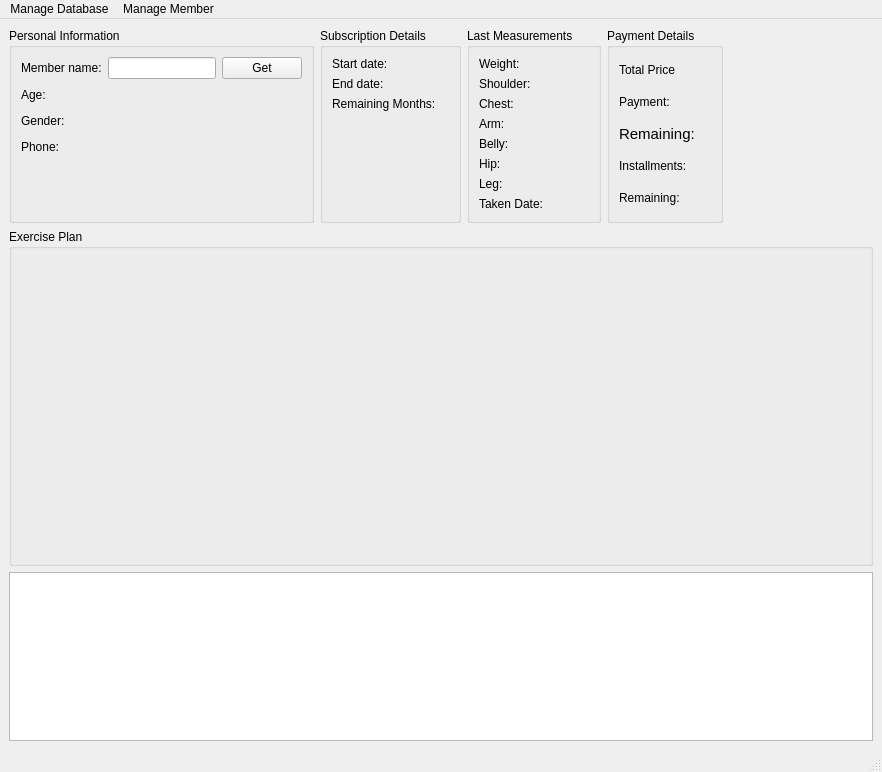
This is desktop_application/ui/mainwindow.ui in cihansenyuz/project_gym as Qt 5 draws it before an edit. The edited form follows.
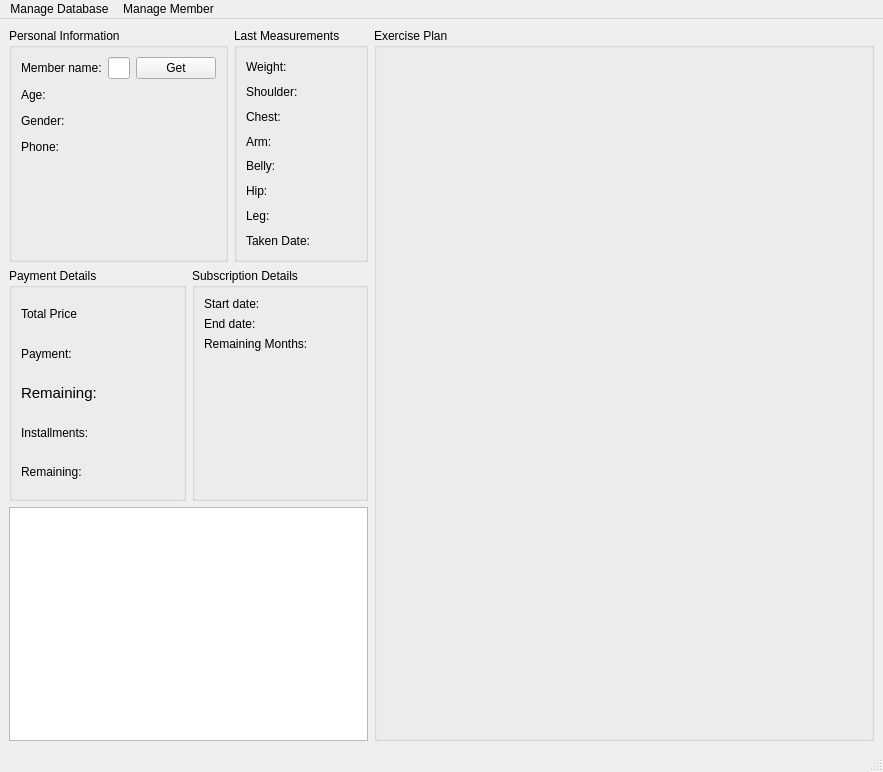
This is the edited form.

Commit message: relayout GUI of mainwindow

The edit to the form file:
```diff
--- a/desktop_application/ui/mainwindow.ui
+++ b/desktop_application/ui/mainwindow.ui
@@ -14,9 +14,11 @@
    <string>MainWindow</string>
   </property>
   <widget class="QWidget" name="centralwidget">
-   <layout class="QVBoxLayout" name="verticalLayout_3" stretch="0,2,1">
+   <layout class="QHBoxLayout" name="horizontalLayout_21" stretch="0,2">
     <item>
-     <layout class="QHBoxLayout" name="first_bar" stretch="0,0,0,0,0">
+     <layout class="QVBoxLayout" name="verticalLayout_7">
+      <item>
+       <layout class="QHBoxLayout" name="horizontalLayout_22">
       <item>
        <widget class="QGroupBox" name="member_info_group">
         <property name="title">
@@ -153,82 +155,6 @@
         </layout>
        </widget>
       </item>
-      <item>
-       <widget class="QGroupBox" name="subcription_group">
-        <property name="title">
-         <string>Subscription Details</string>
-        </property>
-        <layout class="QVBoxLayout" name="verticalLayout_5" stretch="0,0,0,0">
-         <item>
-          <layout class="QHBoxLayout" name="horizontalLayout_14">
-           <item>
-            <widget class="QLabel" name="label_10">
-             <property name="text">
-              <string>Start date:</string>
-             </property>
-            </widget>
-           </item>
-           <item>
-            <widget class="QLabel" name="sub_start_date_label">
-             <property name="text">
-              <string/>
-             </property>
-            </widget>
-           </item>
-          </layout>
-         </item>
-         <item>
-          <layout class="QHBoxLayout" name="horizontalLayout_13">
-           <item>
-            <widget class="QLabel" name="label_4">
-             <property name="text">
-              <string>End date:</string>
-             </property>
-            </widget>
-           </item>
-           <item>
-            <widget class="QLabel" name="sub_end_date_label">
-             <property name="text">
-              <string/>
-             </property>
-            </widget>
-           </item>
-          </layout>
-         </item>
-         <item>
-          <layout class="QHBoxLayout" name="horizontalLayout_8">
-           <item>
-            <widget class="QLabel" name="label_2">
-             <property name="text">
-              <string>Remaining Months:</string>
-             </property>
-            </widget>
-           </item>
-           <item>
-            <widget class="QLabel" name="remaining_months_label">
-             <property name="text">
-              <string/>
-             </property>
-            </widget>
-           </item>
-          </layout>
-         </item>
-         <item>
-          <spacer name="verticalSpacer_2">
-           <property name="orientation">
-            <enum>Qt::Vertical</enum>
-           </property>
-           <property name="sizeHint" stdset="0">
-            <size>
-             <width>20</width>
-             <height>40</height>
-            </size>
-           </property>
-          </spacer>
-         </item>
-        </layout>
-       </widget>
-      </item>
       <item>
        <widget class="QGroupBox" name="last_measurements_group">
         <property name="title">
@@ -382,6 +308,10 @@
         </layout>
        </widget>
       </item>
+       </layout>
+      </item>
+      <item>
+       <layout class="QHBoxLayout" name="horizontalLayout_23">
       <item>
        <widget class="QGroupBox" name="payment_group">
         <property name="title">
@@ -487,17 +417,85 @@
        </widget>
       </item>
       <item>
-       <spacer name="horizontalSpacer">
+         <widget class="QGroupBox" name="subcription_group">
+          <property name="title">
+           <string>Subscription Details</string>
+          </property>
+          <layout class="QVBoxLayout" name="verticalLayout_5" stretch="0,0,0,0">
+           <item>
+            <layout class="QHBoxLayout" name="horizontalLayout_14">
+             <item>
+              <widget class="QLabel" name="label_10">
+               <property name="text">
+                <string>Start date:</string>
+               </property>
+              </widget>
+             </item>
+             <item>
+              <widget class="QLabel" name="sub_start_date_label">
+               <property name="text">
+                <string/>
+               </property>
+              </widget>
+             </item>
+            </layout>
+           </item>
+           <item>
+            <layout class="QHBoxLayout" name="horizontalLayout_13">
+             <item>
+              <widget class="QLabel" name="label_4">
+               <property name="text">
+                <string>End date:</string>
+               </property>
+              </widget>
+             </item>
+             <item>
+              <widget class="QLabel" name="sub_end_date_label">
+               <property name="text">
+                <string/>
+               </property>
+              </widget>
+             </item>
+            </layout>
+           </item>
+           <item>
+            <layout class="QHBoxLayout" name="horizontalLayout_8">
+             <item>
+              <widget class="QLabel" name="label_2">
+               <property name="text">
+                <string>Remaining Months:</string>
+               </property>
+              </widget>
+             </item>
+             <item>
+              <widget class="QLabel" name="remaining_months_label">
+               <property name="text">
+                <string/>
+               </property>
+              </widget>
+             </item>
+            </layout>
+           </item>
+           <item>
+            <spacer name="verticalSpacer_2">
         <property name="orientation">
-         <enum>Qt::Horizontal</enum>
+              <enum>Qt::Vertical</enum>
         </property>
         <property name="sizeHint" stdset="0">
          <size>
-          <width>40</width>
-          <height>20</height>
+               <width>20</width>
+               <height>40</height>
          </size>
         </property>
        </spacer>
+           </item>
+          </layout>
+         </widget>
+        </item>
+       </layout>
+      </item>
+      <item>
+       <widget class="QTextBrowser" name="message_text_browser"/>
       </item>
      </layout>
     </item>
@@ -505,6 +503,12 @@
      <layout class="QHBoxLayout" name="second_bar">
       <item>
        <widget class="QGroupBox" name="exercise_plan_group">
+        <property name="minimumSize">
+         <size>
+          <width>500</width>
+          <height>0</height>
+         </size>
+        </property>
         <property name="title">
          <string>Exercise Plan</string>
         </property>
@@ -513,9 +517,6 @@
       </item>
      </layout>
     </item>
-    <item>
-     <widget class="QTextBrowser" name="message_text_browser"/>
-    </item>
    </layout>
   </widget>
   <widget class="QMenuBar" name="menubar">
```
Lines whose indentation alone changed are shown as unchanged. The commit also changes 1 other file.
